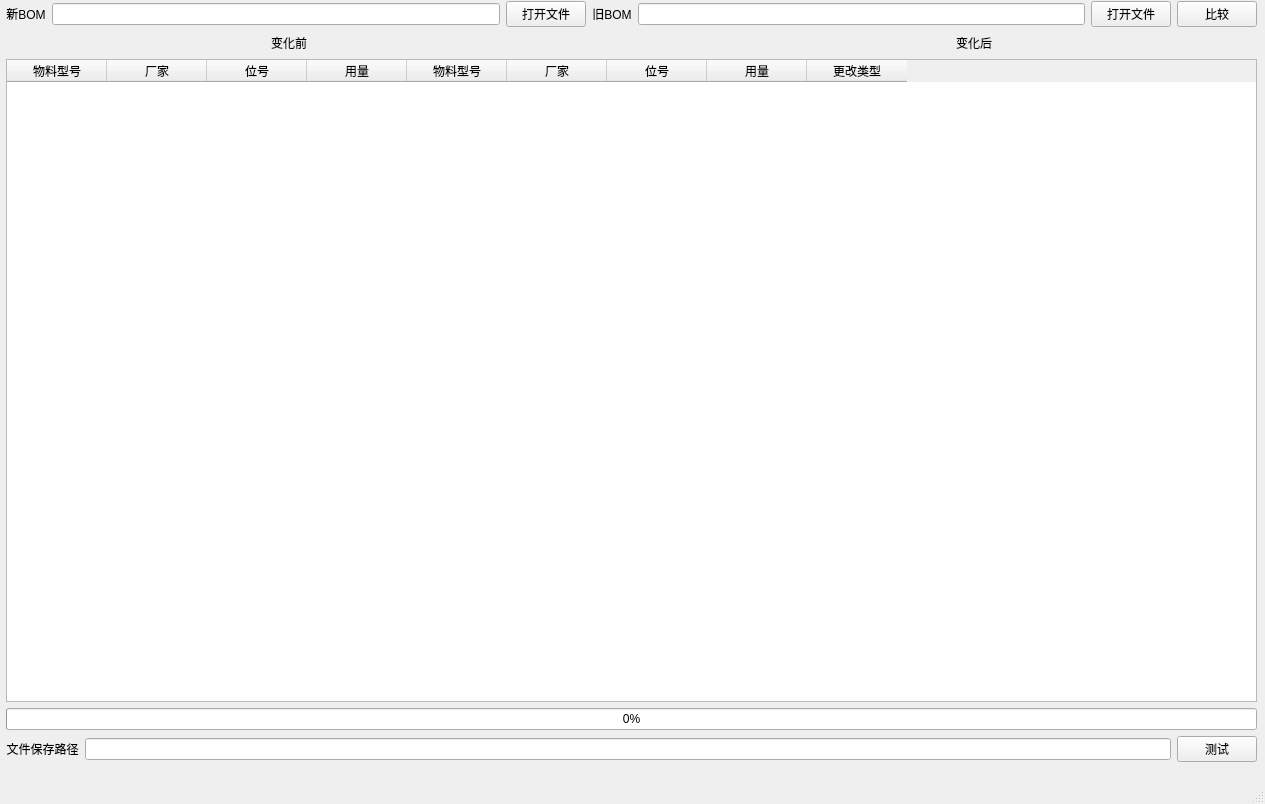
First picture: the form in mainwindow.ui, repository 596142041/Qt_BOM, before the edit.
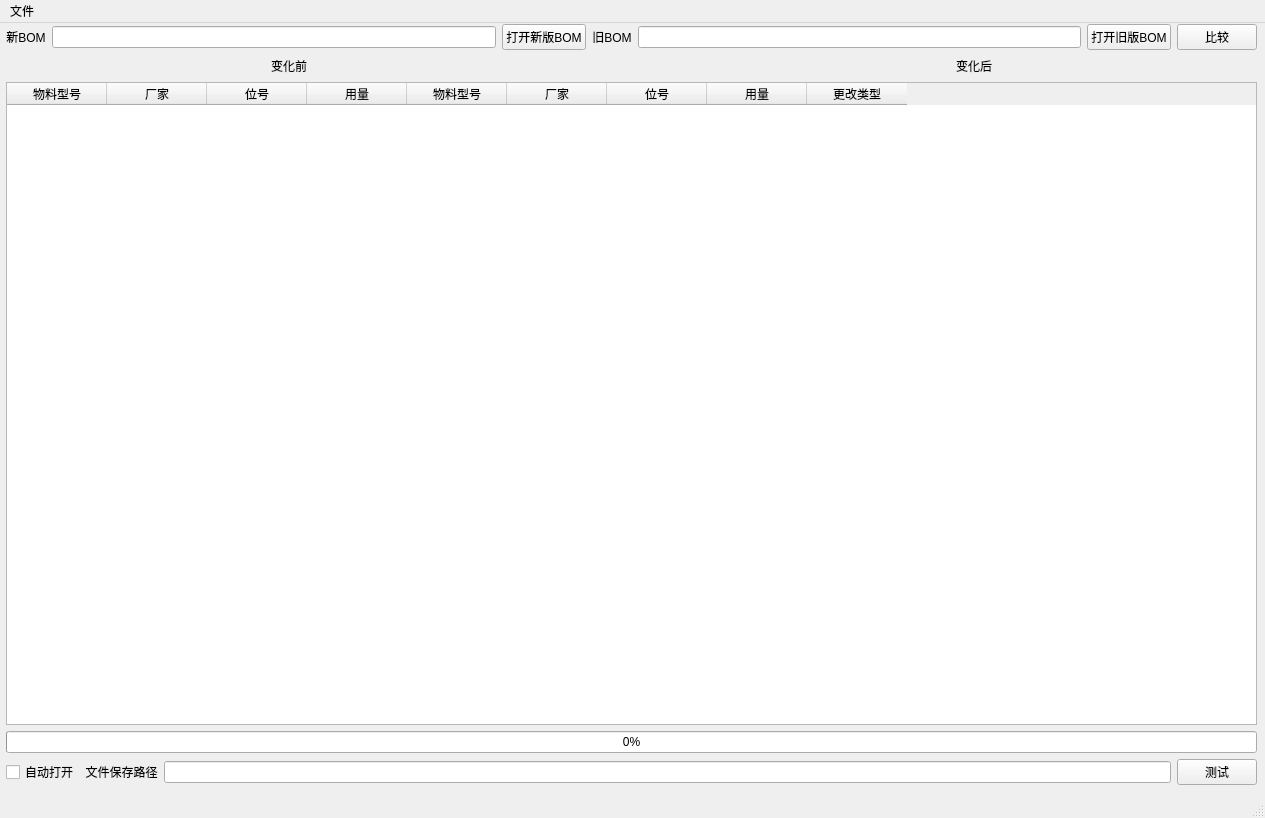
Second picture: the form after the edit.

Commit message: 修改UI界面文件

What changed in the file:
```diff
--- a/mainwindow.ui
+++ b/mainwindow.ui
@@ -10,7 +10,7 @@
     <x>0</x>
     <y>0</y>
     <width>1265</width>
-    <height>804</height>
+    <height>818</height>
    </rect>
   </property>
   <property name="sizePolicy">
@@ -22,13 +22,13 @@
   <property name="minimumSize">
    <size>
     <width>1265</width>
-    <height>804</height>
+    <height>818</height>
    </size>
   </property>
   <property name="maximumSize">
    <size>
     <width>1265</width>
-    <height>804</height>
+    <height>818</height>
    </size>
   </property>
   <property name="windowTitle">
@@ -69,7 +69,7 @@
              <item>
               <widget class="QPushButton" name="pushButton_open">
                <property name="text">
-                <string>打开文件</string>
+                <string>打开新版BOM</string>
                </property>
               </widget>
              </item>
@@ -93,7 +93,7 @@
              <item>
               <widget class="QPushButton" name="pushButton_open_old">
                <property name="text">
-                <string>打开文件</string>
+                <string>打开旧版BOM</string>
                </property>
               </widget>
              </item>
@@ -247,6 +247,13 @@
       <layout class="QHBoxLayout" name="horizontalLayout_4">
        <item>
         <layout class="QHBoxLayout" name="horizontalLayout_3">
+         <item>
+          <widget class="QCheckBox" name="checkBox_Autoopen">
+           <property name="text">
+            <string>自动打开</string>
+           </property>
+          </widget>
+         </item>
          <item>
           <widget class="QLabel" name="label_3">
            <property name="text">
@@ -283,6 +290,13 @@
      <height>21</height>
     </rect>
    </property>
+   <widget class="QMenu" name="menu">
+    <property name="title">
+     <string>文件</string>
+    </property>
+    <addaction name="actionrm_dup"/>
+   </widget>
+   <addaction name="menu"/>
   </widget>
   <widget class="QStatusBar" name="statusbar"/>
  </widget>
```
Left out of the diff: 5 changed lines with no effect on the pictures.
